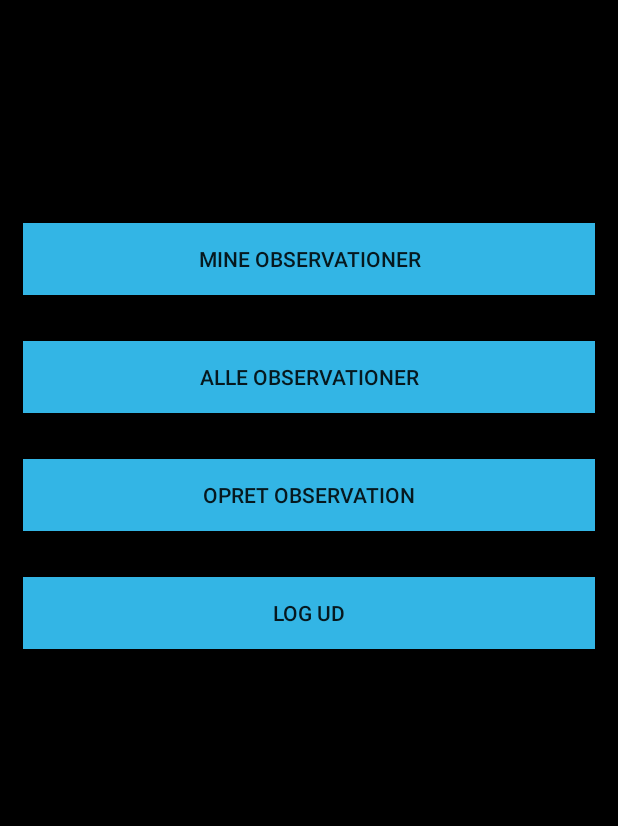
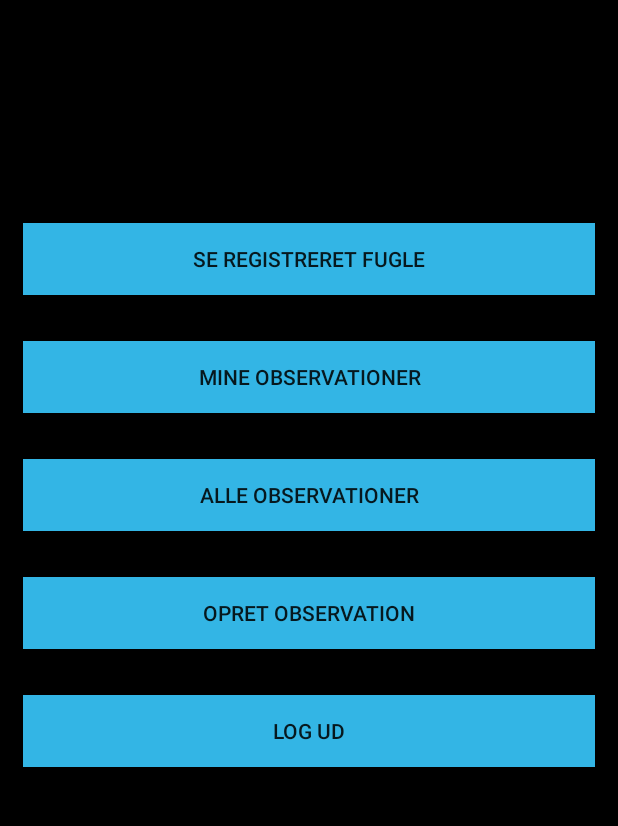
Before and after one commit to jibauch94/BirdWatcher, an Android app: the screen it shows after launch once a user with an empty profile is signed in (MyPageActivity), on a phone screen of 412 x 824 dp, the part 64-890 px from its top. Run offline under Robolectric (Android 15) with nearby library versions, the phone set to English and light mode, and no system bars; our stand-ins replace Firebase (no records; nobody signed in at launch, a user with empty details on screens opened directly).

Commit message:
brids class created + all birds activity created

```diff
--- a/app/build.gradle
+++ b/app/build.gradle
@@ -34,4 +34,5 @@ dependencies {
 
 
 
+
 apply plugin: 'com.google.gms.google-services'
--- a/app/src/main/AndroidManifest.xml
+++ b/app/src/main/AndroidManifest.xml
@@ -25,6 +25,7 @@
             android:name=".CreateUserActivity"
             android:label="Create new user" />
         <activity android:name=".MyPageActivity" />
+        <activity android:name=".BirdsCatalogActivity"></activity>
     </application>
 
 </manifest>
--- a/app/src/main/java/com/example/jibba/birdwatcher/MyPageActivity.java
+++ b/app/src/main/java/com/example/jibba/birdwatcher/MyPageActivity.java
@@ -11,7 +11,7 @@ import com.google.firebase.auth.FirebaseAuth;
 
 public class MyPageActivity extends AppCompatActivity {
 
-    private Button myObsBtn, allObsBtn, createObsBtn, signOutBtn;
+    private Button myObsBtn, allObsBtn, createObsBtn, signOutBtn, allBirdsBtn;
 
     private FirebaseAuth firebaseAuth;
 
@@ -20,7 +20,7 @@ public class MyPageActivity extends AppCompatActivity {
         super.onCreate(savedInstanceState);
         setContentView(R.layout.activity_my_page);
 
-        // Fierbase declaration stuff
+        // Firebase declaration stuff
         firebaseAuth = FirebaseAuth.getInstance();
 
         myObsBtn = findViewById(R.id.myObsBtn);
@@ -28,6 +28,9 @@ public class MyPageActivity extends AppCompatActivity {
         createObsBtn = findViewById(R.id.createObsBtn);
         signOutBtn = findViewById(R.id.signOutBtn);
         signOutBtn.setOnClickListener(buttonClickListener);
+        allBirdsBtn = findViewById(R.id.allBirdsBtn);
+        allBirdsBtn.setOnClickListener(buttonClickListener);
+
     }
 
     private View.OnClickListener buttonClickListener = new View.OnClickListener() {
@@ -42,6 +45,10 @@ public class MyPageActivity extends AppCompatActivity {
                     //startActivity(myMenuIntent);
                     break;
 
+                case R.id.allBirdsBtn:
+                    Intent allBirdsIntent = new Intent(MyPageActivity.this, BirdsCatalogActivity.class);
+                    startActivity(allBirdsIntent);
+
             }
         }
     };
--- a/app/src/main/res/layout/activity_my_page.xml
+++ b/app/src/main/res/layout/activity_my_page.xml
@@ -20,6 +20,14 @@
         android:orientation="vertical"
         android:layout_below="@id/action_bar"
         android:layout_marginTop="120dp">
+
+        <Button
+            android:id="@+id/allBirdsBtn"
+            android:layout_width="match_parent"
+            android:layout_height="wrap_content"
+            android:layout_margin="15dp"
+            android:text="Se registreret fugle"
+            android:background="@android:color/holo_blue_light"/>
 
         <Button
             android:id="@+id/myObsBtn"
```
Also changed, not shown: app/src/main/java/com/example/jibba/birdwatcher/BirdsCatalogActivity.java (added, +13 -0 lines), app/src/main/java/com/example/jibba/birdwatcher/objects/Birds.java (added, +61 -0 lines), app/src/main/res/layout/activity_birds_catalog.xml (added, +9 -0 lines).
